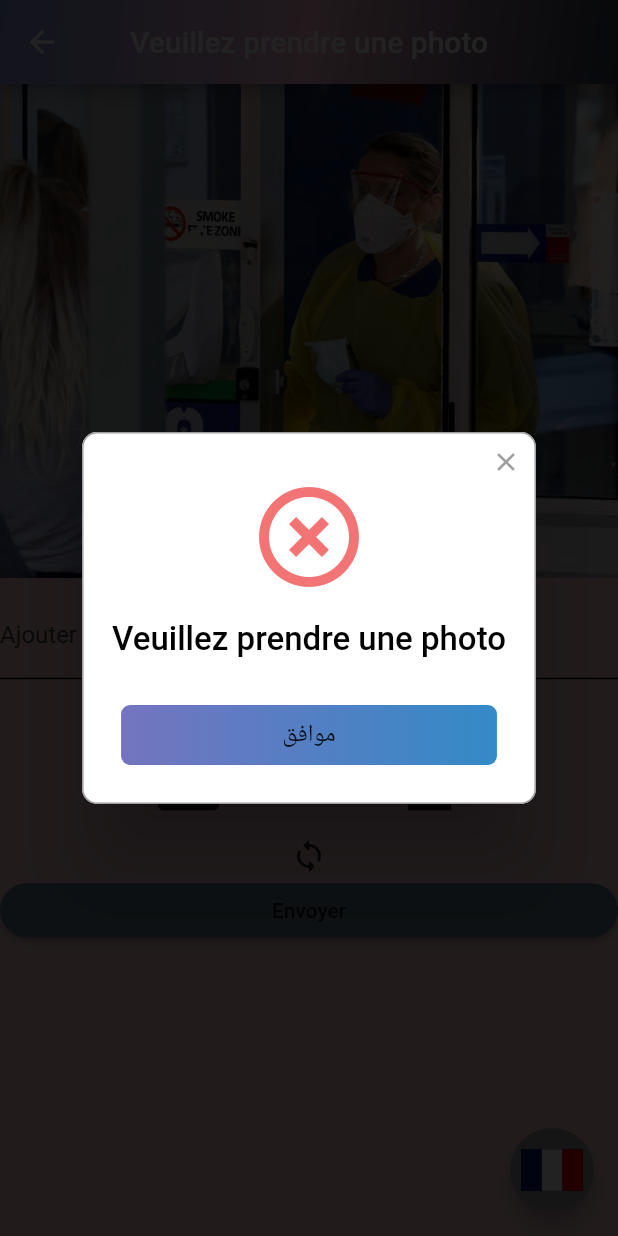
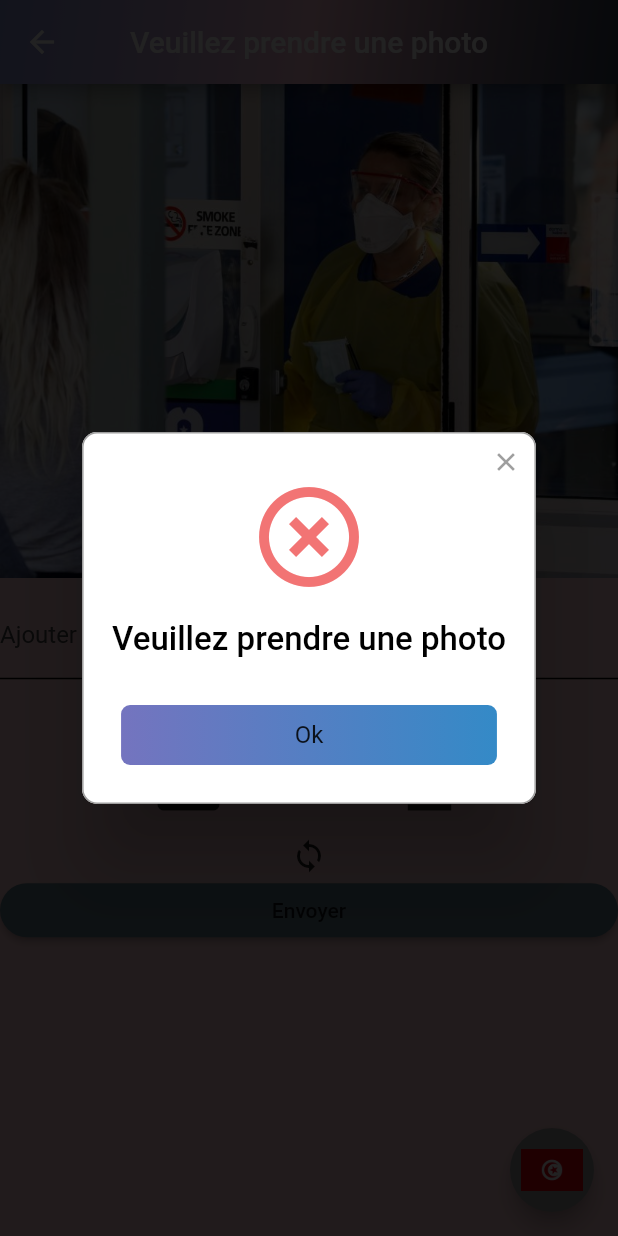
Before and after one commit to Fatou99/corona_mobile_f, a Flutter app: the AutoConfinement screen opened by its route, after a tap on "Envoyer", on a phone screen of 412 x 824 dp. Run offline on Flutter 3.47's test engine with Material 2 defaults, Android fonts, the phone set to English and light mode, and no system bars; drawn by our look-alikes of rflutter_alert; our stand-ins replace dio, fluro, google_maps_flutter, image_picker, location; project files that could hold a hidden picture were left out.

```diff
--- a/lib/Screens/Login/index.dart
+++ b/lib/Screens/Login/index.dart
@@ -17,7 +17,7 @@ class LoginScreenState extends State<LoginScreen> {
 
     return Scaffold(
         floatingActionButton: FloatingActionButton(
-          child: langu == "Fr"
+          child: langu == "Ar"
               ? Image.asset(
                   "assets/france.jpg",
                   width: deviceWidth * 0.1,
--- a/lib/Screens/autoConfinement/index.dart
+++ b/lib/Screens/autoConfinement/index.dart
@@ -75,7 +75,7 @@ class _AutoConfinementState extends State<AutoConfinement> {
     return SafeArea(
         child: Scaffold(
             floatingActionButton: FloatingActionButton(
-          child: langu == "Fr"
+          child: langu == "Ar"
               ? Image.asset(
                   "assets/france.jpg",
                   width: deviceWidth * 0.1,
@@ -207,7 +207,7 @@ class _AutoConfinementState extends State<AutoConfinement> {
                         title: langu=="Fr" ? 'Veuillez prendre une photo': "يرجى التقاط صورة",
                         buttons: [
                           DialogButton(
-                              child: Text(langu=="Ar" ? 'Ok': "موافق"),
+                              child: Text(langu=="Fr" ? 'Ok': "موافق"),
                               onPressed: () {
                                 Navigator.pop(context);
                               },
@@ -232,11 +232,11 @@ class _AutoConfinementState extends State<AutoConfinement> {
                       Alert(
                         context: context,
                         type: AlertType.success,
-                          title: langu=="Fr" ? 'Merci pour votre aide !': "أشكركم على مساعدتكم!",
-                        desc: langu=="Ar" ? 'On vous souhaite santé et bien-être': "نتمنى لكم الصحة والرفاهية!",
+                          title: langu=="Fr" ? 'Merci pour votre aide !': "  نشكركم على مساعدتكم ",
+                        desc: langu=="Fr" ? 'On vous souhaite santé et bien-être': "نتمنى لكم الصحة والرفاهية",
                         buttons: [
                           DialogButton(
-                              child: Text(langu=="Ar" ? 'Fermer': "اغلاق"),
+                              child: Text(langu=="Fr" ? 'Fermer': "اغلاق"),
                               onPressed: () {
                                 Navigator.pop(context);
                               },
```
Also changed, not shown: lib/Screens/cafe/index.dart (+5 -5 lines), lib/Screens/couvreFeu/index.dart (+5 -5 lines), lib/Screens/monopole/index.dart (+5 -5 lines), lib/Screens/quarantaine/index.dart (+5 -5 lines), lib/Screens/rassemblement/index.dart (+5 -5 lines), lib/Screens/restaurant/index.dart (+5 -5 lines).
